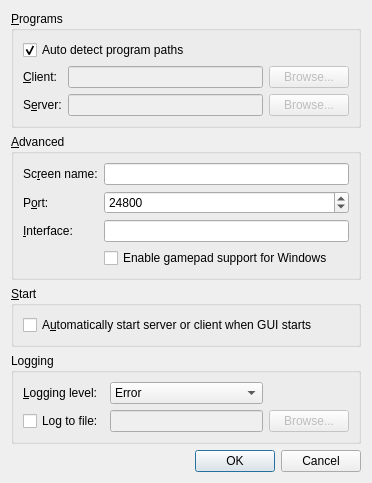
First picture: the form in branches/1.4/src/gui/res/SettingsDialogBase.ui, repository svn2github/synergy-plus, before the edit.
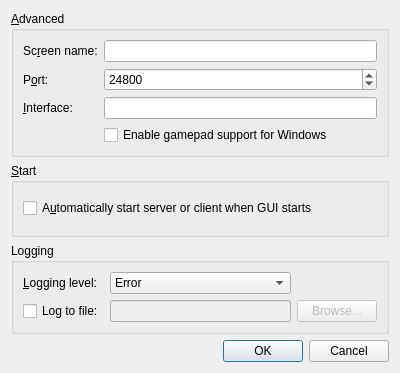
Second picture: the form after the edit.

Commit message: made binary paths static and fixed version info

```diff
--- a/branches/1.4/src/gui/res/SettingsDialogBase.ui
+++ b/branches/1.4/src/gui/res/SettingsDialogBase.ui
@@ -6,15 +6,15 @@
    <rect>
     <x>0</x>
     <y>0</y>
-    <width>372</width>
-    <height>435</height>
+    <width>400</width>
+    <height>373</height>
    </rect>
   </property>
   <property name="windowTitle">
    <string>Settings</string>
   </property>
   <layout class="QGridLayout">
-   <item row="1" column="0" colspan="2">
+   <item row="0" column="0" colspan="2">
     <widget class="QGroupBox" name="m_pGroupAdvanced">
      <property name="title">
       <string>&amp;Advanced</string>
@@ -87,7 +87,7 @@
      </layout>
     </widget>
    </item>
-   <item row="2" column="0" colspan="2">
+   <item row="1" column="0" colspan="2">
     <widget class="QGroupBox" name="m_pGroupStart">
      <property name="title">
       <string>&amp;Start</string>
@@ -103,7 +103,7 @@
      </layout>
     </widget>
    </item>
-   <item row="4" column="0" colspan="2">
+   <item row="3" column="0" colspan="2">
     <widget class="QDialogButtonBox" name="buttonBox">
      <property name="orientation">
       <enum>Qt::Horizontal</enum>
@@ -113,93 +113,7 @@
      </property>
     </widget>
    </item>
-   <item row="0" column="0" colspan="2">
-    <widget class="QGroupBox" name="m_pGroupPrograms">
-     <property name="title">
-      <string>&amp;Programs</string>
-     </property>
-     <layout class="QGridLayout">
-      <item row="0" column="0" rowspan="2" colspan="3">
-       <layout class="QVBoxLayout" name="m_pVerticalLayout_2">
-        <item>
-         <widget class="QCheckBox" name="m_pCheckBoxAutoDetectPaths">
-          <property name="text">
-           <string>Auto detect program paths</string>
-          </property>
-          <property name="checked">
-           <bool>true</bool>
-          </property>
-         </widget>
-        </item>
-       </layout>
-      </item>
-      <item row="3" column="0">
-       <widget class="QLabel" name="m_pLabel_17">
-        <property name="whatsThis">
-         <string>This is the synergy client program, usually called synergyc or synergyc.exe.</string>
-        </property>
-        <property name="text">
-         <string>&amp;Client:</string>
-        </property>
-        <property name="buddy">
-         <cstring>m_pLineEditSynergyc</cstring>
-        </property>
-       </widget>
-      </item>
-      <item row="3" column="1">
-       <widget class="QLineEdit" name="m_pLineEditSynergyc">
-        <property name="enabled">
-         <bool>false</bool>
-        </property>
-       </widget>
-      </item>
-      <item row="3" column="2">
-       <widget class="QPushButton" name="m_pButtonBrowseSynergyc">
-        <property name="enabled">
-         <bool>false</bool>
-        </property>
-        <property name="text">
-         <string>Browse...</string>
-        </property>
-       </widget>
-      </item>
-      <item row="4" column="0">
-       <widget class="QLabel" name="m_pLabel_18">
-        <property name="toolTip">
-         <string/>
-        </property>
-        <property name="whatsThis">
-         <string>This is the synergy server program, usually called synergys or synergys.exe.</string>
-        </property>
-        <property name="text">
-         <string>S&amp;erver:</string>
-        </property>
-        <property name="buddy">
-         <cstring>m_pLineEditSynergys</cstring>
-        </property>
-       </widget>
-      </item>
-      <item row="4" column="1">
-       <widget class="QLineEdit" name="m_pLineEditSynergys">
-        <property name="enabled">
-         <bool>false</bool>
-        </property>
-       </widget>
-      </item>
-      <item row="4" column="2">
-       <widget class="QPushButton" name="m_pButtonBrowseSynergys">
-        <property name="enabled">
-         <bool>false</bool>
-        </property>
-        <property name="text">
-         <string>Browse...</string>
-        </property>
-       </widget>
-      </item>
-     </layout>
-    </widget>
-   </item>
-   <item row="3" column="0" colspan="2">
+   <item row="2" column="0" colspan="2">
     <widget class="QGroupBox" name="m_pGroupLog">
      <property name="title">
       <string>Logging</string>
```
Left out of the diff: 5 changed lines with no effect on the pictures. The commit also changes 9 other files.
